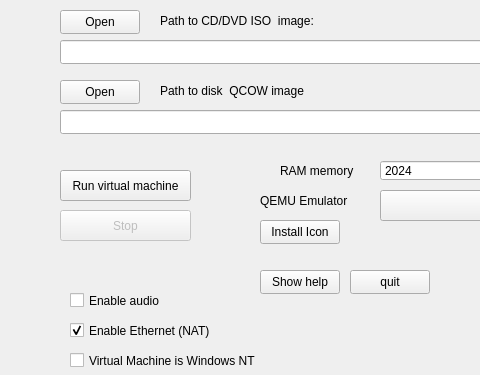
The window that user_interface.ui (caiorss/qemu-launcher-qt) describes before a commit, drawn with Qt 5; both pictures show x 0 to 480 and y 0 to 375 of the 664 by 587 pixel window.
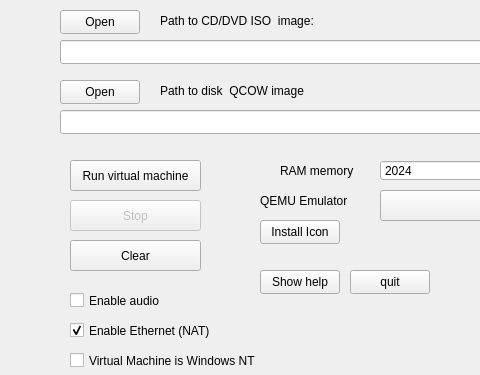
The same window after the commit.

Commit message: Update user interface.

What changed in the file:
```diff
--- a/user_interface.ui
+++ b/user_interface.ui
@@ -17,8 +17,8 @@
    <widget class="QPushButton" name="btn_run">
     <property name="geometry">
      <rect>
-      <x>60</x>
-      <y>170</y>
+      <x>70</x>
+      <y>160</y>
       <width>131</width>
       <height>31</height>
      </rect>
@@ -154,8 +154,8 @@
     </property>
     <property name="geometry">
      <rect>
-      <x>60</x>
-      <y>210</y>
+      <x>70</x>
+      <y>200</y>
       <width>131</width>
       <height>31</height>
      </rect>
@@ -322,6 +322,28 @@
      <string>Open</string>
     </property>
    </widget>
+   <widget class="QPushButton" name="btn_clear">
+    <property name="geometry">
+     <rect>
+      <x>70</x>
+      <y>240</y>
+      <width>131</width>
+      <height>31</height>
+     </rect>
+    </property>
+    <property name="toolTip">
+     <string>Run virtual machine disk image ISO file.</string>
+    </property>
+    <property name="whatsThis">
+     <string>Button for running virtual machine.</string>
+    </property>
+    <property name="text">
+     <string>Clear</string>
+    </property>
+    <property name="flat">
+     <bool>false</bool>
+    </property>
+   </widget>
   </widget>
   <widget class="QMenuBar" name="menuBar">
    <property name="geometry">
```
